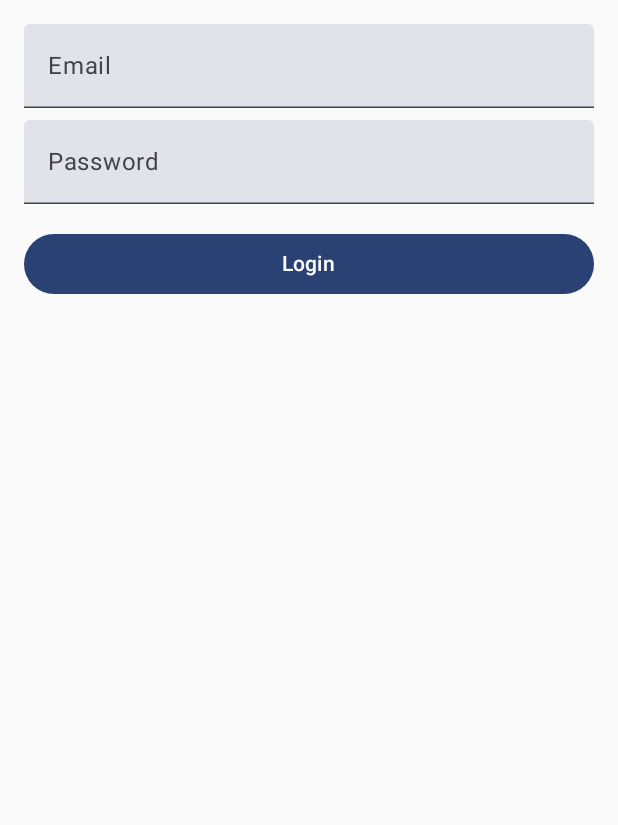
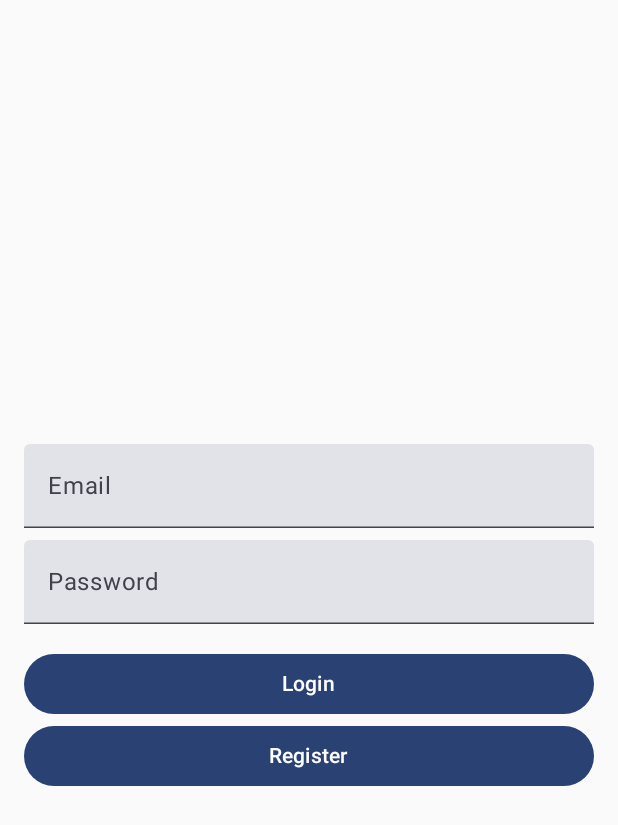
Before and after one commit to Alexian123/VaultBerryApp, an Android app built with Jetpack Compose: the screen it shows after launch (LoginActivity before the commit, MainActivity after it), on a phone screen of 412 x 824 dp. Shown: the top 825 px of the screen. Run offline under Robolectric (Android 15) with nearby library versions, the phone set to English and light mode, and no system bars; our stand-ins replace Dagger/Hilt's generated code.

Commit message:
Added NavHost

```diff
--- a/app/build.gradle.kts
+++ b/app/build.gradle.kts
@@ -55,6 +55,7 @@ dependencies {
     implementation(libs.converter.gson)
     implementation(libs.hilt.android)
     implementation(libs.androidx.navigation.compose)
+    implementation(libs.hilt.navigation.compose)
     kapt(libs.hilt.android.compiler)
     testImplementation(libs.junit)
     androidTestImplementation(libs.androidx.junit)
--- a/app/src/main/AndroidManifest.xml
+++ b/app/src/main/AndroidManifest.xml
@@ -17,7 +17,7 @@
         android:theme="@style/Theme.VaultBerryApp"
         tools:targetApi="31">
         <activity
-            android:name=".presentation.activities.LoginActivity"
+            android:name=".presentation.activity.MainActivity"
             android:exported="true"
             android:theme="@style/Theme.VaultBerryApp">
             <intent-filter>
--- a/app/src/main/java/com/alexianhentiu/vaultberryapp/presentation/activities/LoginActivity.kt
+++ /dev/null
@@ -1,24 +0,0 @@
-package com.alexianhentiu.vaultberryapp.presentation.activities
-
-import android.os.Bundle
-import androidx.activity.ComponentActivity
-import androidx.activity.compose.setContent
-import androidx.activity.viewModels
-import com.alexianhentiu.vaultberryapp.presentation.ui.login.LoginScreen
-import com.alexianhentiu.vaultberryapp.presentation.ui.theme.VaultBerryAppTheme
-import com.alexianhentiu.vaultberryapp.presentation.viewmodel.LoginViewModel
-import dagger.hilt.android.AndroidEntryPoint
-
-@AndroidEntryPoint
-class LoginActivity : ComponentActivity() {
-    private val loginViewModel: LoginViewModel by viewModels()
-
-    override fun onCreate(savedInstanceState: Bundle?) {
-        super.onCreate(savedInstanceState)
-        setContent {
-            VaultBerryAppTheme {
-                LoginScreen(viewModel = loginViewModel)
-            }
-        }
-    }
-}
--- a/app/src/main/java/com/alexianhentiu/vaultberryapp/presentation/activities/MainActivity.kt
+++ b/app/src/main/java/com/alexianhentiu/vaultberryapp/presentation/activity/MainActivity.kt
@@ -1,17 +1,20 @@
-package com.alexianhentiu.vaultberryapp.presentation.activities
+package com.alexianhentiu.vaultberryapp.presentation.activity
 
 import android.os.Bundle
 import androidx.activity.ComponentActivity
 import androidx.activity.compose.setContent
-import androidx.compose.material3.Text
+import com.alexianhentiu.vaultberryapp.presentation.ui.navigation.AppNavHost
 import com.alexianhentiu.vaultberryapp.presentation.ui.theme.VaultBerryAppTheme
+import dagger.hilt.android.AndroidEntryPoint
 
+@AndroidEntryPoint
 class MainActivity : ComponentActivity() {
+
     override fun onCreate(savedInstanceState: Bundle?) {
         super.onCreate(savedInstanceState)
         setContent {
             VaultBerryAppTheme {
-                Text("Hello, Jetpack Compose!")
+                AppNavHost()
             }
         }
     }
--- /dev/null
+++ b/app/src/main/java/com/alexianhentiu/vaultberryapp/presentation/ui/navigation/AppNavHost.kt
@@ -0,0 +1,24 @@
+package com.alexianhentiu.vaultberryapp.presentation.ui.navigation
+
+import androidx.compose.runtime.Composable
+import androidx.hilt.navigation.compose.hiltViewModel
+import androidx.navigation.compose.NavHost
+import androidx.navigation.compose.composable
+import androidx.navigation.compose.rememberNavController
+import com.alexianhentiu.vaultberryapp.presentation.ui.screens.login.LoginScreen
+import com.alexianhentiu.vaultberryapp.presentation.viewmodel.LoginViewModel
+
+@Composable
+fun AppNavHost() {
+    val navController = rememberNavController()
+
+    NavHost(navController = navController, startDestination = "login") {
+        composable("login") {
+            val loginViewModel: LoginViewModel = hiltViewModel()
+            LoginScreen(loginViewModel, navController)
+        }
+        composable("register") {
+            //DetailsScreen(navController)
+        }
+    }
+}
--- a/app/src/main/java/com/alexianhentiu/vaultberryapp/presentation/ui/login/LoginForm.kt
+++ b/app/src/main/java/com/alexianhentiu/vaultberryapp/presentation/ui/screens/login/LoginForm.kt
@@ -1,7 +1,9 @@
-package com.alexianhentiu.vaultberryapp.presentation.ui.login
+package com.alexianhentiu.vaultberryapp.presentation.ui.screens.login
 
+import androidx.compose.foundation.layout.Arrangement
 import androidx.compose.foundation.layout.Column
 import androidx.compose.foundation.layout.Spacer
+import androidx.compose.foundation.layout.fillMaxSize
 import androidx.compose.foundation.layout.fillMaxWidth
 import androidx.compose.foundation.layout.height
 import androidx.compose.foundation.layout.padding
@@ -16,13 +18,19 @@ import androidx.compose.runtime.setValue
 import androidx.compose.ui.Modifier
 import androidx.compose.ui.text.input.PasswordVisualTransformation
 import androidx.compose.ui.unit.dp
+import androidx.navigation.NavController
 
 @Composable
-fun LoginForm(onLoginClicked: (String, String) -> Unit) {
+fun LoginForm(navController: NavController, onLoginClicked: (String, String) -> Unit) {
     var email by remember { mutableStateOf("") }
     var password by remember { mutableStateOf("") }
 
-    Column(modifier = Modifier.padding(16.dp)) {
+    Column(
+        verticalArrangement = Arrangement.Center,
+        modifier = Modifier
+            .padding(16.dp)
+            .fillMaxSize()
+    ) {
         TextField(
             value = email,
             onValueChange = { email = it },
@@ -44,5 +52,11 @@ fun LoginForm(onLoginClicked: (String, String) -> Unit) {
         ) {
             Text("Login")
         }
+        Button(
+            onClick = { navController.navigate("register") },
+            modifier = Modifier.fillMaxWidth()
+        ) {
+            Text("Register")
+        }
     }
 }
--- a/app/src/main/java/com/alexianhentiu/vaultberryapp/presentation/ui/login/LoginScreen.kt
+++ b/app/src/main/java/com/alexianhentiu/vaultberryapp/presentation/ui/screens/login/LoginScreen.kt
@@ -1,4 +1,4 @@
-package com.alexianhentiu.vaultberryapp.presentation.ui.login
+package com.alexianhentiu.vaultberryapp.presentation.ui.screens.login
 
 import androidx.compose.foundation.layout.fillMaxSize
 import androidx.compose.material3.CircularProgressIndicator
@@ -8,31 +8,28 @@ import androidx.compose.runtime.collectAsState
 import androidx.compose.runtime.getValue
 import androidx.compose.ui.Modifier
 import androidx.compose.ui.graphics.Color
+import androidx.navigation.NavController
 import com.alexianhentiu.vaultberryapp.presentation.viewmodel.LoginViewModel
 
 @Composable
-fun LoginScreen(viewModel: LoginViewModel) {
-    // Observe loginState in your Composable
+fun LoginScreen(viewModel: LoginViewModel, navController: NavController) {
     val loginState by viewModel.loginState.collectAsState()
 
     when (loginState) {
         is LoginState.Idle -> {
-            // Display Idle state, usually an initial screen with login fields
-            LoginForm(onLoginClicked = { email, password ->
-                viewModel.login(email, password)
-            })
+            LoginForm(
+                navController = navController,
+                onLoginClicked = { email, password -> viewModel.login(email, password) }
+            )
         }
         is LoginState.Loading -> {
-            // Show loading spinner when the login is in progress
             CircularProgressIndicator(modifier = Modifier.fillMaxSize())
         }
         is LoginState.Success -> {
-            // Handle successful login
             val loginResponse = (loginState as LoginState.Success).loginResponse
             Text("Login successful!")
         }
         is LoginState.Error -> {
-            // Show error message if the login failed
             val errorMessage = (loginState as LoginState.Error).message
             Text("Error: $errorMessage", color = Color.Red)
         }
--- a/app/src/main/java/com/alexianhentiu/vaultberryapp/presentation/ui/login/LoginState.kt
+++ b/app/src/main/java/com/alexianhentiu/vaultberryapp/presentation/ui/screens/login/LoginState.kt
@@ -1,4 +1,4 @@
-package com.alexianhentiu.vaultberryapp.presentation.ui.login
+package com.alexianhentiu.vaultberryapp.presentation.ui.screens.login
 
 import com.alexianhentiu.vaultberryapp.domain.model.LoginResponse
 
--- a/app/src/main/java/com/alexianhentiu/vaultberryapp/presentation/viewmodel/LoginViewModel.kt
+++ b/app/src/main/java/com/alexianhentiu/vaultberryapp/presentation/viewmodel/LoginViewModel.kt
@@ -1,6 +1,5 @@
 package com.alexianhentiu.vaultberryapp.presentation.viewmodel
 
-import android.util.Log
 import javax.inject.Inject
 
 import androidx.lifecycle.ViewModel
@@ -8,7 +7,7 @@ import androidx.lifecycle.viewModelScope
 import com.alexianhentiu.vaultberryapp.data.api.APIResult
 import com.alexianhentiu.vaultberryapp.domain.model.LoginCredentials
 import com.alexianhentiu.vaultberryapp.domain.usecase.LoginUseCase
-import com.alexianhentiu.vaultberryapp.presentation.ui.login.LoginState
+import com.alexianhentiu.vaultberryapp.presentation.ui.screens.login.LoginState
 import dagger.hilt.android.lifecycle.HiltViewModel
 import kotlinx.coroutines.flow.MutableStateFlow
 import kotlinx.coroutines.flow.StateFlow
--- a/gradle/libs.versions.toml
+++ b/gradle/libs.versions.toml
@@ -5,6 +5,7 @@ gson = "2.11.0"
 hiltAndroid = "2.51.1"
 hiltAndroidCompiler = "2.52"
 hiltAndroidCompilerVersion = "2.51.1"
+hiltNavigationCompose = "1.2.0"
 kotlin = "2.0.0"
 coreKtx = "1.15.0"
 junit = "4.13.2"
@@ -19,10 +20,12 @@ navigationCompose = "2.8.4"
 
 [libraries]
 androidx-core-ktx = { group = "androidx.core", name = "core-ktx", version.ref = "coreKtx" }
+androidx-hilt-navigation-compose = { module = "androidx.hilt:hilt-navigation-compose" }
 converter-gson = { module = "com.squareup.retrofit2:converter-gson", version.ref = "converterGson" }
 gson = { module = "com.google.code.gson:gson", version.ref = "gson" }
 hilt-android = { module = "com.google.dagger:hilt-android", version.ref = "hiltAndroidCompiler" }
 hilt-android-compiler = { module = "com.google.dagger:hilt-android-compiler", version.ref = "hiltAndroidCompiler" }
+hilt-navigation-compose = { module = "androidx.hilt:hilt-navigation-compose", version.ref = "hiltNavigationCompose" }
 junit = { group = "junit", name = "junit", version.ref = "junit" }
 androidx-junit = { group = "androidx.test.ext", name = "junit", version.ref = "junitVersion" }
 androidx-espresso-core = { group = "androidx.test.espresso", name = "espresso-core", version.ref = "espressoCore" }
```
